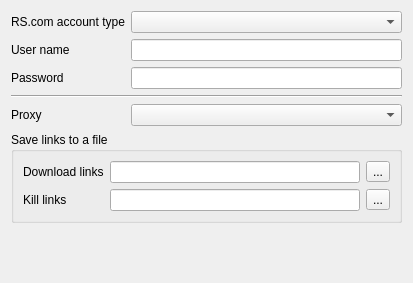
LubosD/fatrat, file src/engines/RapidshareOptsForm.ui: the form before one commit.
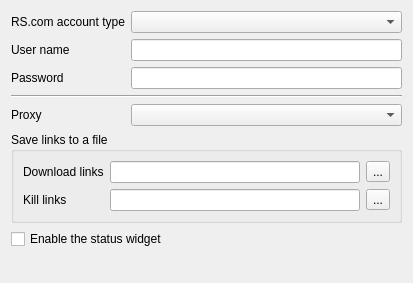
The form after the commit.

Commit message: Added a RS.com premium status widget

```diff
--- a/src/engines/RapidshareOptsForm.ui
+++ b/src/engines/RapidshareOptsForm.ui
@@ -107,7 +107,7 @@
      </layout>
     </widget>
    </item>
-   <item row="6" column="1" >
+   <item row="7" column="1" >
     <spacer>
      <property name="orientation" >
       <enum>Qt::Vertical</enum>
@@ -120,6 +120,13 @@
      </property>
     </spacer>
    </item>
+   <item row="6" column="0" colspan="2" >
+    <widget class="QCheckBox" name="checkStatus" >
+     <property name="text" >
+      <string>Enable the status widget</string>
+     </property>
+    </widget>
+   </item>
   </layout>
  </widget>
  <resources>
```
The commit also changes 7 other files.
